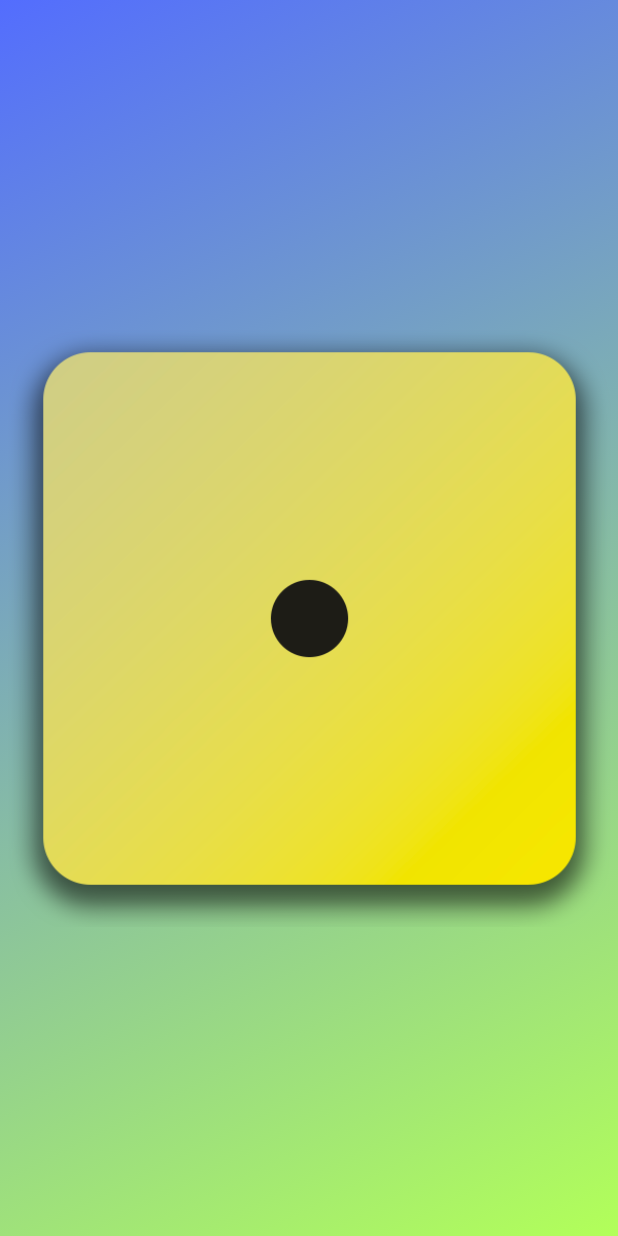
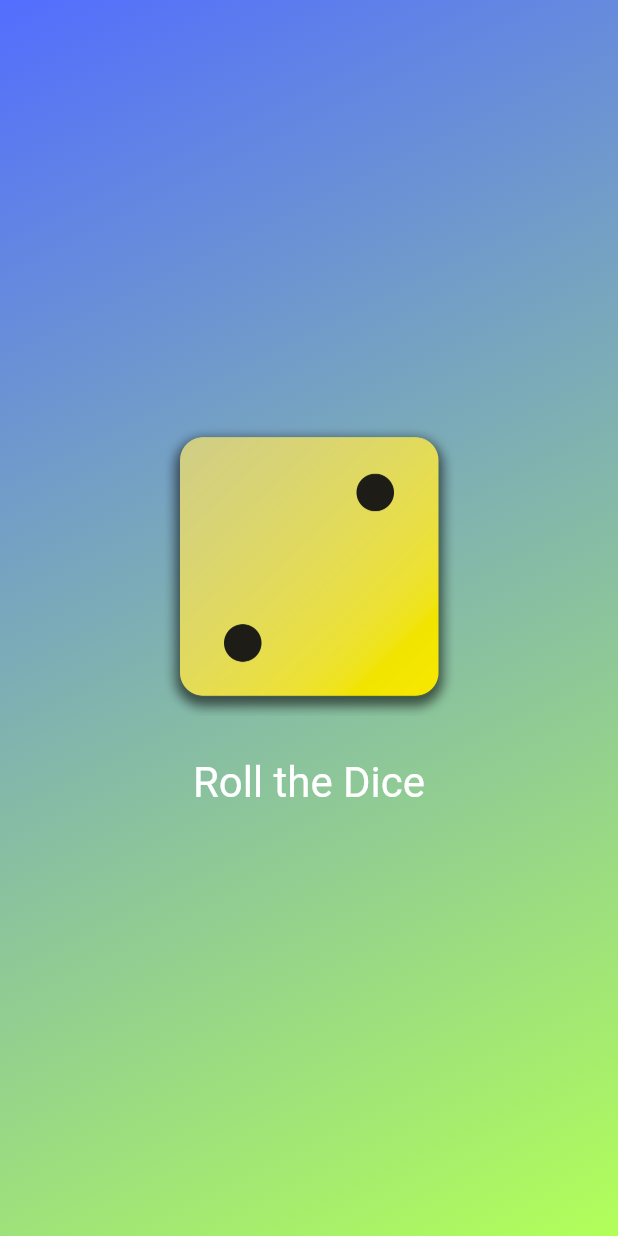
Before and after one commit to NikleshFernando/flutter_training, a Flutter app: the screen it shows after launch, on a phone screen of 412 x 824 dp. Run offline on Flutter 3.47's test engine with Material 3 defaults, Android fonts, the phone set to English and light mode, and no system bars.

Commit message:
dice roll application finished

```diff
--- /dev/null
+++ b/lib/dice_roller.dart
@@ -0,0 +1,46 @@
+import 'package:flutter/material.dart';
+import 'dart:math';
+
+final randomizer = Random();
+
+class DiceRoller extends StatefulWidget{
+
+  const DiceRoller({super.key});
+
+  @override
+  State<DiceRoller> createState(){
+    return _DiceRollerState();
+  }
+}
+
+class _DiceRollerState extends State<DiceRoller>{
+
+   var currentDiceRoll = 2;
+
+    void rollDice(){
+
+      setState(() {
+        currentDiceRoll = randomizer.nextInt(6) + 1;
+      });
+
+    }
+
+  @override
+  Widget  build(context){
+    return Column(
+              mainAxisSize: MainAxisSize.min,
+              children: [
+                Image.asset("assets/images/dice-$currentDiceRoll.png",width: 200,),
+                SizedBox(height: 20),
+                TextButton(
+                  onPressed: rollDice ,
+                  style: TextButton.styleFrom(
+                    // padding: const EdgeInsets.only(top:20),
+                    foregroundColor: Colors.white,
+                    textStyle: TextStyle(fontSize: 28)),
+                  child: const Text("Roll the Dice")
+                )
+              ]
+            );
+  }
+}
--- a/lib/gradient_container.dart
+++ b/lib/gradient_container.dart
@@ -1,4 +1,5 @@
 import "package:flutter/material.dart";
+import "package:flutter_trainning/dice_roller.dart";
 import "./style_text.dart";
 
 const startAlignment = Alignment.topLeft;
@@ -8,12 +9,13 @@
 
     // const GradientContainer({super.key,required this.colors});
 
-    const GradientContainer.gradientMango({super.key}): color1 = Colors.indigoAccent, color2 = Colors.lightGreenAccent;
+    GradientContainer.gradientMango({super.key}): color1 = Colors.indigoAccent, color2 = Colors.lightGreenAccent;
 
     // final List<Color> colors;
 
     final Color color1;
     final Color color2;
+
     @override
     Widget build(context){
       return Container(
@@ -26,8 +28,7 @@
             )
           ),
           child:Center(
-            child:
-             Image.asset('assets/images/dice-1.png'),
+            child: DiceRoller(),
           ),
         );
     }
```
